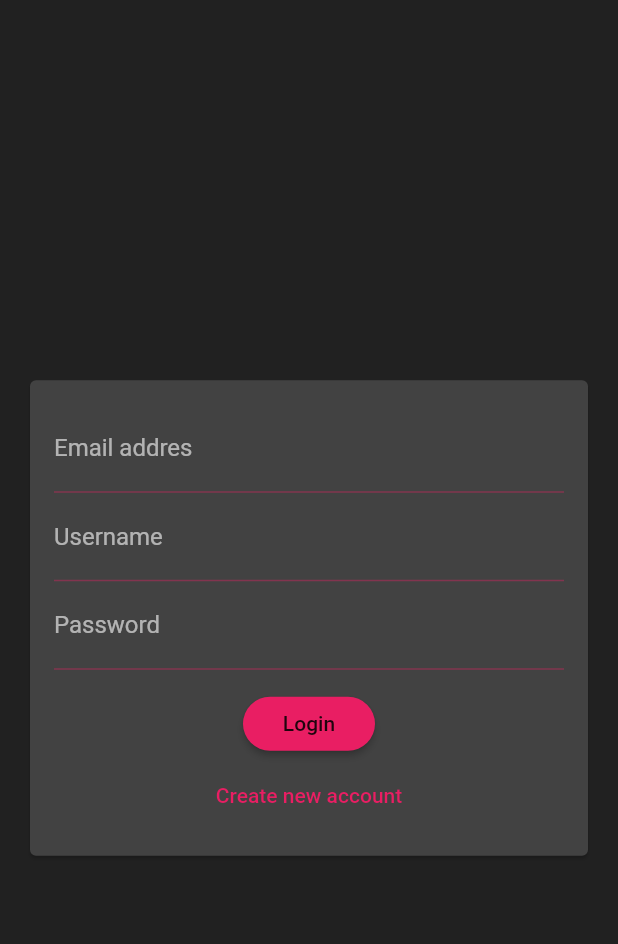
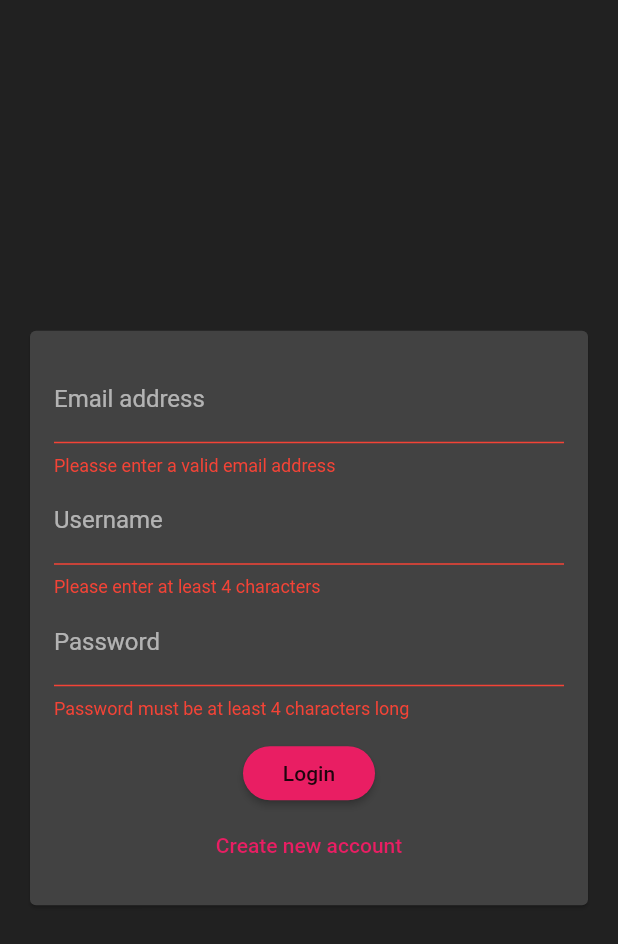
Before and after one commit to zirg41/chat_app, a Flutter app: the screen it shows after launch, after a tap on "Login", on a phone screen of 412 x 824 dp. Shown: the top 944 px of the screen. Run offline on Flutter 3.47's test engine with Material 2 defaults, Android fonts, the phone set to English and light mode, and no system bars; our stand-ins replace cloud_firestore, firebase_core; accounts and stored records are empty.

Commit message:
printing inputs

```diff
--- a/lib/widgets/auth/auth_form.dart
+++ b/lib/widgets/auth/auth_form.dart
@@ -16,7 +16,13 @@ class _AuthFormState extends State<AuthForm> {
 
   void _trySubmit() {
     final isValid = _formKey.currentState!.validate();
-    if (isValid) {}
+    FocusScope.of(context).unfocus();
+    if (isValid) {
+      _formKey.currentState!.save();
+      print(_userEmail);
+      print(_userName);
+      print(_userPassword);
+    }
   }
 
   @override
@@ -35,8 +41,9 @@ class _AuthFormState extends State<AuthForm> {
                   TextFormField(
                     // E-MAIL
                     keyboardType: TextInputType.emailAddress,
-                    decoration:
-                        const InputDecoration(labelText: "Email addres"),
+                    decoration: const InputDecoration(
+                      labelText: "Email address",
+                    ),
                     validator: (value) {
                       if (value!.isEmpty || !value.contains("@")) {
                         return "Pleasse enter a valid email address";
@@ -76,7 +83,7 @@ class _AuthFormState extends State<AuthForm> {
                   ),
                   const SizedBox(height: 12),
                   RaisedButton(
-                    onPressed: () {},
+                    onPressed: _trySubmit,
                     child: const Text("Login"),
                   ),
                   TextButton(
```
